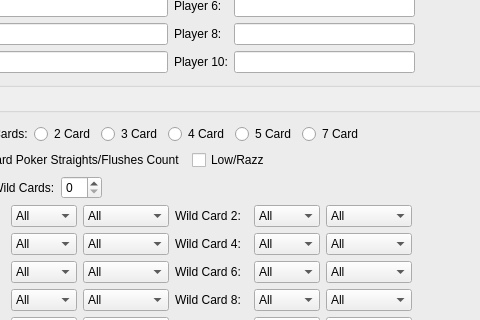
Above: MainWindow/MainWindow.ui from scottaronbloom/Cards before the change; both pictures show x 92 to 572 and y 132 to 452 of the 719 by 830 pixel window. Below: the same form after it.
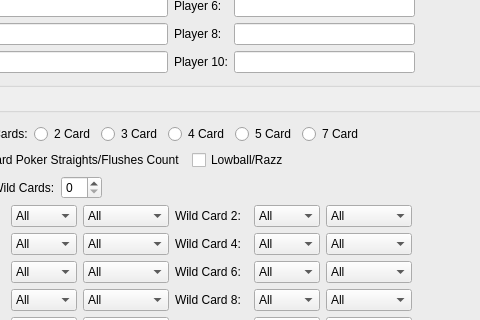
That is the form after the change. Icons and pictures are not drawn. Custom widgets are drawn as their Qt base class.

Commit message: Rename to lowball

```diff
--- a/MainWindow/MainWindow.ui
+++ b/MainWindow/MainWindow.ui
@@ -1608,7 +1608,7 @@
         <item>
          <widget class="QCheckBox" name="lowHandWins">
           <property name="text">
-           <string>Low/Razz</string>
+           <string>Lowball/Razz</string>
           </property>
          </widget>
         </item>
```
